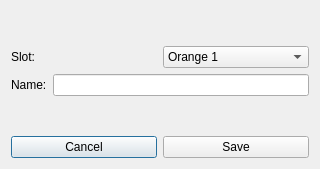
Qt form plug/saveonamp.ui (b2ornot2b/plug) before a commit.
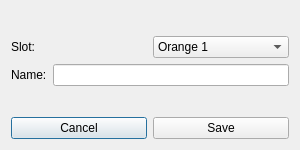
The same form after that commit.

```diff
--- a/plug/saveonamp.ui
+++ b/plug/saveonamp.ui
@@ -6,8 +6,8 @@
    <rect>
     <x>0</x>
     <y>0</y>
-    <width>320</width>
-    <height>169</height>
+    <width>300</width>
+    <height>150</height>
    </rect>
   </property>
   <property name="windowTitle">
```
